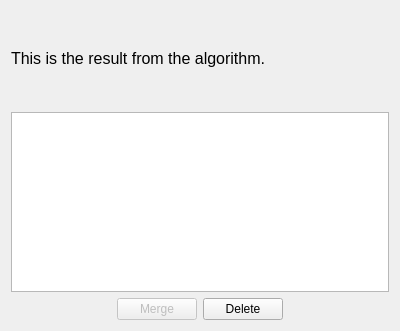
This is core/panel/run_Path_Solving_listbox.ui in KmolYuan/Pyslvs-UI as Qt 5 draws it before an edit. The edited form follows.
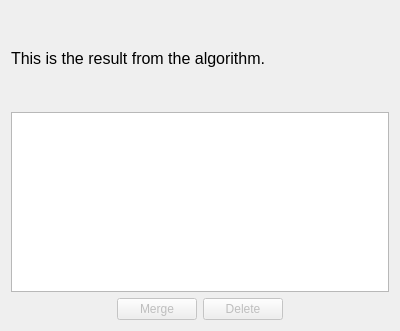
This is the edited form.

Diff of the .ui file:
```diff
--- a/core/panel/run_Path_Solving_listbox.ui
+++ b/core/panel/run_Path_Solving_listbox.ui
@@ -70,6 +70,9 @@
      </item>
      <item>
       <widget class="QPushButton" name="deleteButton">
+       <property name="enabled">
+        <bool>false</bool>
+       </property>
        <property name="text">
         <string>Delete</string>
        </property>
```
